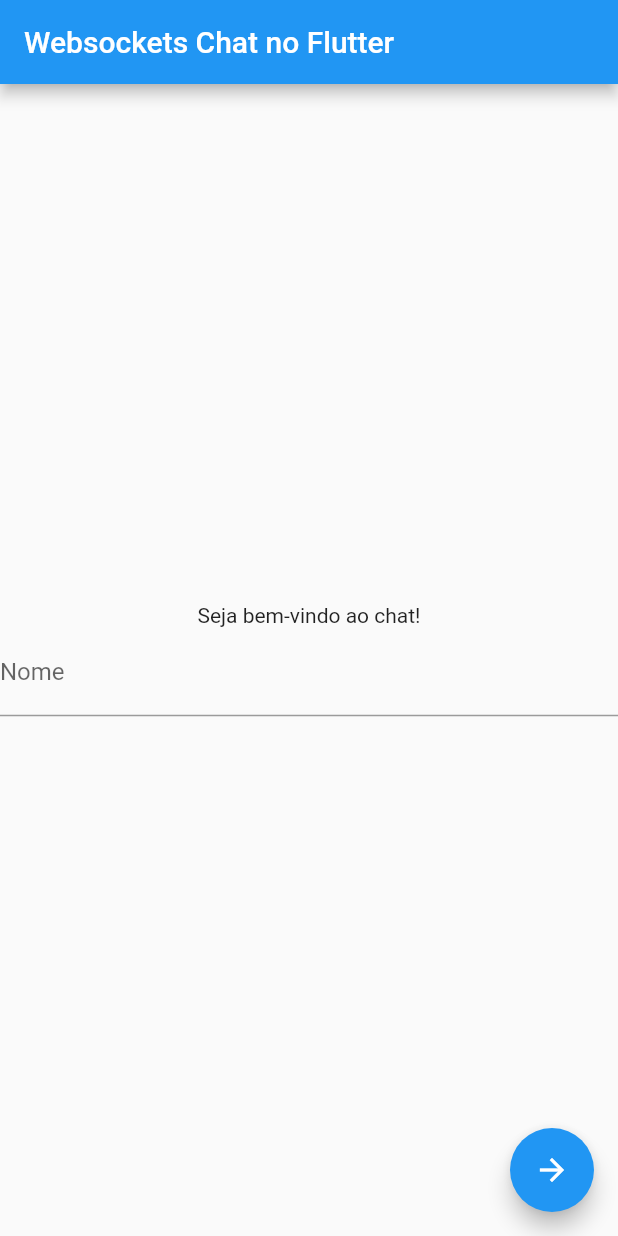
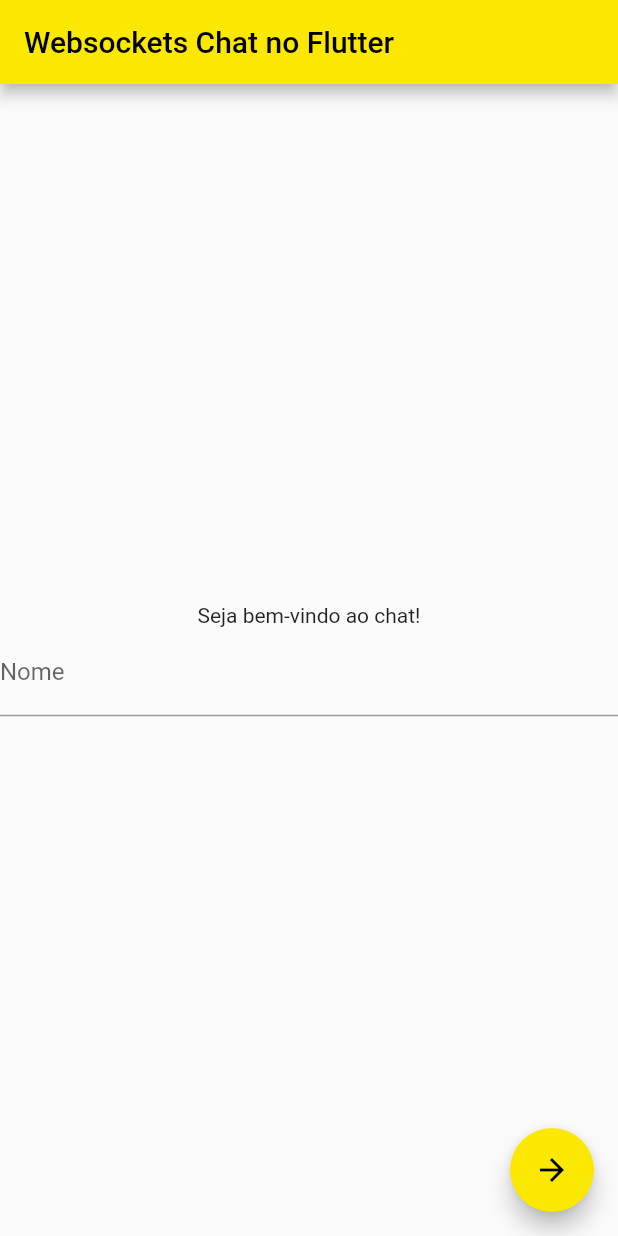
Before and after one commit to leogpinheiro/treinamento_chat_flutter, a Flutter app: the screen it shows after launch, on a phone screen of 412 x 824 dp. Run offline on Flutter 3.47's test engine with Material 2 defaults, Android fonts, the phone set to English and light mode, and no system bars.

Commit message:
Aprimoramentos visuais

```diff
--- a/lib/telaAcesso.dart
+++ b/lib/telaAcesso.dart
@@ -19,25 +19,44 @@ class _MyHomePageState extends State<MyHomePage> {
   @override
   Widget build(BuildContext context) => Scaffold(
         appBar: AppBar(
-          title: Text(widget.title),
+          title: Text(
+            widget.title,
+            style: TextStyle(color: Colors.black),
+          ),
+          backgroundColor: Color(0xfffae800),
         ),
         body: Center(
           child: Column(
             mainAxisAlignment: MainAxisAlignment.center,
             children: [
               Text('Seja bem-vindo ao chat!'),
-              TextField(
+              TextFormField(
                 controller: myTextController,
-                decoration: InputDecoration(labelText: "Nome"),
-                //onSubmitted: (nomeUsuario) => goToMainPage(nomeUsuario, context),
+                style: TextStyle(color: Colors.black),
+                decoration: InputDecoration(
+                  labelText: "Nome",
+                  enabledBorder: UnderlineInputBorder(
+                    borderSide: BorderSide(color: Colors.black38),
+                  ),
+                  focusedBorder: UnderlineInputBorder(
+                    borderSide: BorderSide(color: Colors.black),
+                  ),
+                  fillColor: Colors.black,
+                  hoverColor: Colors.black,
+                  focusColor: Colors.black,
+                ),
               ),
             ],
           ),
         ),
         floatingActionButton: FloatingActionButton(
+          backgroundColor: Color(0xfffae800),
           onPressed: () => goToMainPage(myTextController.text, context),
           tooltip: 'Acessar',
-          child: Icon(Icons.arrow_forward),
+          child: Icon(
+            Icons.arrow_forward,
+            color: Colors.black,
+          ),
         ),
       );
 }
```
Also changed, not shown: lib/TelaChat.dart (+10 -6 lines).
